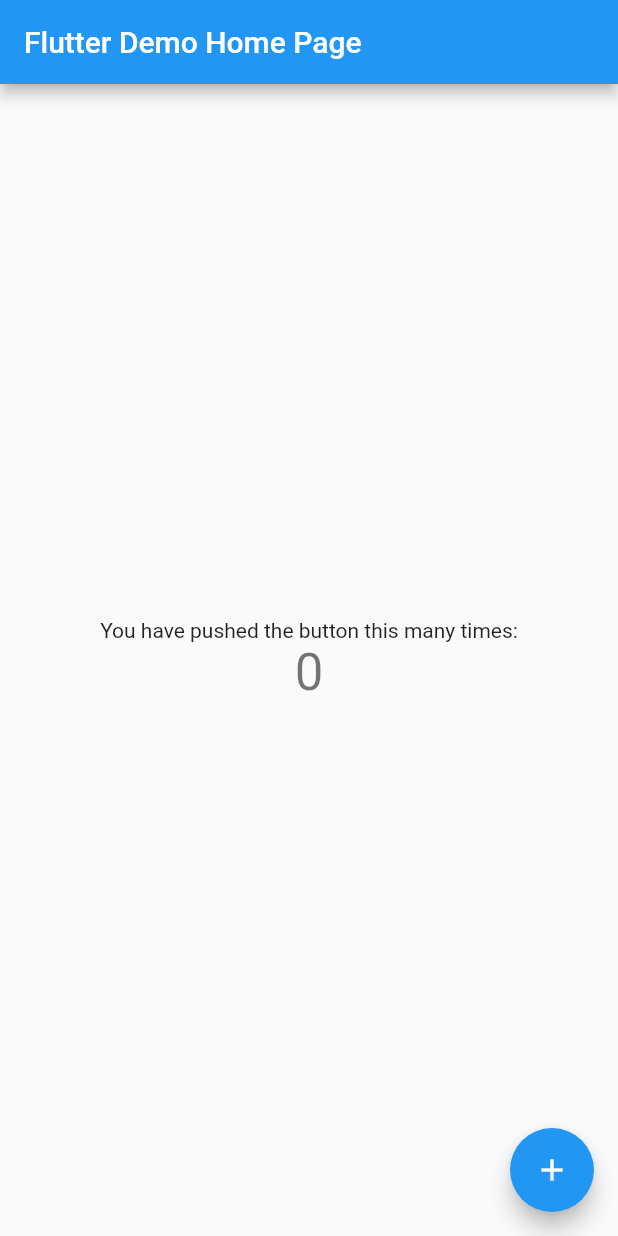
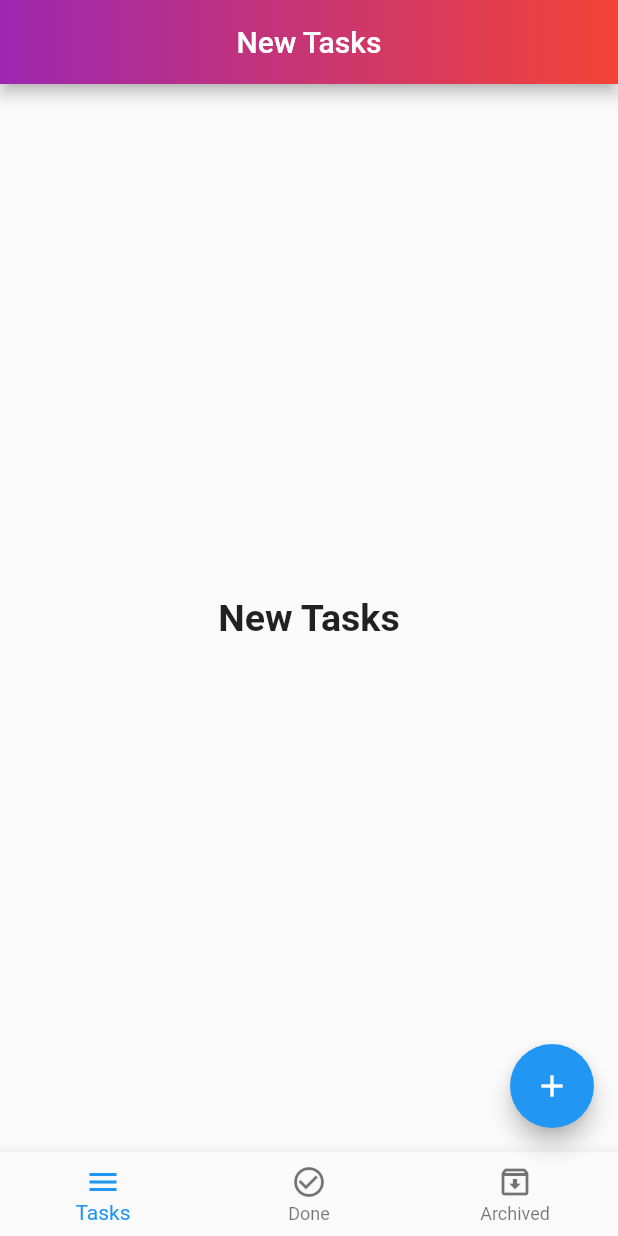
Before and after one commit to eslamyounis1/Todo_App, a Flutter app: the screen it shows after launch, on a phone screen of 412 x 824 dp. Run offline on Flutter 3.47's test engine with Material 2 defaults, Android fonts, the phone set to English and light mode, and no system bars.

Commit message:
initial commit

```diff
--- /dev/null
+++ b/lib/layout/home_layout.dart
@@ -0,0 +1,85 @@
+import 'package:flutter/cupertino.dart';
+import 'package:flutter/material.dart';
+import 'package:untitled3/modules/archived_tasks/archived_tasks_screen.dart';
+import 'package:untitled3/modules/done_tasks/done_tasks_screen.dart';
+
+import '../modules/new_tasks/new_tasks_screen.dart';
+
+class HomeLayout extends StatefulWidget {
+  const HomeLayout({Key? key}) : super(key: key);
+
+  @override
+  State<HomeLayout> createState() => _HomeLayoutState();
+}
+
+class _HomeLayoutState extends State<HomeLayout> {
+  int currentIndex = 0;
+  List<Widget?> screens = [
+    const NewTasksScreen(),
+    const DoneTasksScreen(),
+    const ArchivedTasksScreen(),
+  ];
+  List<String> titles = [
+    'New Tasks',
+    'Done Tasks',
+    'Archived Tasks',
+  ];
+
+  @override
+  Widget build(BuildContext context) {
+    return Scaffold(
+      appBar: AppBar(
+        flexibleSpace: Container(
+          decoration: const BoxDecoration(
+            gradient: LinearGradient(
+              colors: [
+                Colors.purple,
+                Colors.red,
+              ],
+            ),
+          ),
+        ),
+        title: Text(
+          titles[currentIndex],
+        ),
+        centerTitle: true,
+      ),
+      body: screens[currentIndex],
+      floatingActionButton: FloatingActionButton(
+        onPressed: () {},
+        child: const Icon(
+          Icons.add,
+        ),
+      ),
+      bottomNavigationBar: BottomNavigationBar(
+        type: BottomNavigationBarType.fixed,
+        currentIndex: currentIndex,
+        onTap: (index) {
+          setState(() {
+            currentIndex = index;
+          });
+        },
+        items: const [
+          BottomNavigationBarItem(
+            icon: Icon(
+              Icons.menu,
+            ),
+            label: 'Tasks',
+          ),
+          BottomNavigationBarItem(
+            icon: Icon(
+              Icons.check_circle_outline,
+            ),
+            label: 'Done',
+          ),
+          BottomNavigationBarItem(
+            icon: Icon(
+              Icons.archive_outlined,
+            ),
+            label: 'Archived',
+          ),
+        ],
+      ),
+    );
+  }
+}
--- a/lib/main.dart
+++ b/lib/main.dart
@@ -1,115 +1,19 @@
 import 'package:flutter/material.dart';
+
+import 'layout/home_layout.dart';
 
 void main() {
   runApp(const MyApp());
 }
 
-class MyApp extends StatelessWidget {
-  const MyApp({Key? key}) : super(key: key);
+class MyApp  extends StatelessWidget {
+  const MyApp ({Key? key}) : super(key: key);
 
-  // This widget is the root of your application.
   @override
   Widget build(BuildContext context) {
-    return MaterialApp(
-      title: 'Flutter Demo',
-      theme: ThemeData(
-        // This is the theme of your application.
-        //
-        // Try running your application with "flutter run". You'll see the
-        // application has a blue toolbar. Then, without quitting the app, try
-        // changing the primarySwatch below to Colors.green and then invoke
-        // "hot reload" (press "r" in the console where you ran "flutter run",
-        // or simply save your changes to "hot reload" in a Flutter IDE).
-        // Notice that the counter didn't reset back to zero; the application
-        // is not restarted.
-        primarySwatch: Colors.blue,
-      ),
-      home: const MyHomePage(title: 'Flutter Demo Home Page'),
+    return const MaterialApp(
+      debugShowCheckedModeBanner: false,
+      home: HomeLayout(),
     );
   }
 }
-
-class MyHomePage extends StatefulWidget {
-  const MyHomePage({Key? key, required this.title}) : super(key: key);
-
-  // This widget is the home page of your application. It is stateful, meaning
-  // that it has a State object (defined below) that contains fields that affect
-  // how it looks.
-
-  // This class is the configuration for the state. It holds the values (in this
-  // case the title) provided by the parent (in this case the App widget) and
-  // used by the build method of the State. Fields in a Widget subclass are
-  // always marked "final".
-
-  final String title;
-
-  @override
-  State<MyHomePage> createState() => _MyHomePageState();
-}
-
-class _MyHomePageState extends State<MyHomePage> {
-  int _counter = 0;
-
-  void _incrementCounter() {
-    setState(() {
-      // This call to setState tells the Flutter framework that something has
-      // changed in this State, which causes it to rerun the build method below
-      // so that the display can reflect the updated values. If we changed
-      // _counter without calling setState(), then the build method would not be
-      // called again, and so nothing would appear to happen.
-      _counter++;
-    });
-  }
-
-  @override
-  Widget build(BuildContext context) {
-    // This method is rerun every time setState is called, for instance as done
-    // by the _incrementCounter method above.
-    //
-    // The Flutter framework has been optimized to make rerunning build methods
-    // fast, so that you can just rebuild anything that needs updating rather
-    // than having to individually change instances of widgets.
-    return Scaffold(
-      appBar: AppBar(
-        // Here we take the value from the MyHomePage object that was created by
-        // the App.build method, and use it to set our appbar title.
-        title: Text(widget.title),
-      ),
-      body: Center(
-        // Center is a layout widget. It takes a single child and positions it
-        // in the middle of the parent.
-        child: Column(
-          // Column is also a layout widget. It takes a list of children and
-          // arranges them vertically. By default, it sizes itself to fit its
-          // children horizontally, and tries to be as tall as its parent.
-          //
-          // Invoke "debug painting" (press "p" in the console, choose the
-          // "Toggle Debug Paint" action from the Flutter Inspector in Android
-          // Studio, or the "Toggle Debug Paint" command in Visual Studio Code)
-          // to see the wireframe for each widget.
-          //
-          // Column has various properties to control how it sizes itself and
-          // how it positions its children. Here we use mainAxisAlignment to
-          // center the children vertically; the main axis here is the vertical
-          // axis because Columns are vertical (the cross axis would be
-          // horizontal).
-          mainAxisAlignment: MainAxisAlignment.center,
-          children: <Widget>[
-            const Text(
-              'You have pushed the button this many times:',
-            ),
-            Text(
-              '$_counter',
-              style: Theme.of(context).textTheme.headline4,
-            ),
-          ],
-        ),
-      ),
-      floatingActionButton: FloatingActionButton(
-        onPressed: _incrementCounter,
-        tooltip: 'Increment',
-        child: const Icon(Icons.add),
-      ), // This trailing comma makes auto-formatting nicer for build methods.
-    );
-  }
-}
--- /dev/null
+++ b/lib/modules/archived_tasks/archived_tasks_screen.dart
@@ -0,0 +1,19 @@
+import 'package:flutter/cupertino.dart';
+
+class ArchivedTasksScreen extends StatelessWidget {
+  const ArchivedTasksScreen({Key? key}) : super(key: key);
+
+  @override
+  Widget build(BuildContext context) {
+    return  const Center(
+      child: Text(
+        'Archived Tasks',
+        style: TextStyle(
+          fontSize: 25.0,
+          fontWeight: FontWeight.bold,
+
+        ),
+      ),
+    );
+  }
+}
--- /dev/null
+++ b/lib/modules/done_tasks/done_tasks_screen.dart
@@ -0,0 +1,19 @@
+import 'package:flutter/cupertino.dart';
+
+class DoneTasksScreen extends StatelessWidget {
+  const DoneTasksScreen({Key? key}) : super(key: key);
+
+  @override
+  Widget build(BuildContext context) {
+    return  const Center(
+      child: Text(
+        'Done Tasks',
+        style: TextStyle(
+          fontSize: 25.0,
+          fontWeight: FontWeight.bold,
+
+        ),
+      ),
+    );
+  }
+}
--- /dev/null
+++ b/lib/modules/new_tasks/new_tasks_screen.dart
@@ -0,0 +1,19 @@
+import 'package:flutter/cupertino.dart';
+
+class NewTasksScreen extends StatelessWidget {
+  const NewTasksScreen({Key? key}) : super(key: key);
+
+  @override
+  Widget build(BuildContext context) {
+    return  const Center(
+      child: Text(
+        'New Tasks',
+        style: TextStyle(
+          fontSize: 25.0,
+          fontWeight: FontWeight.bold,
+
+        ),
+      ),
+    );
+  }
+}
```
